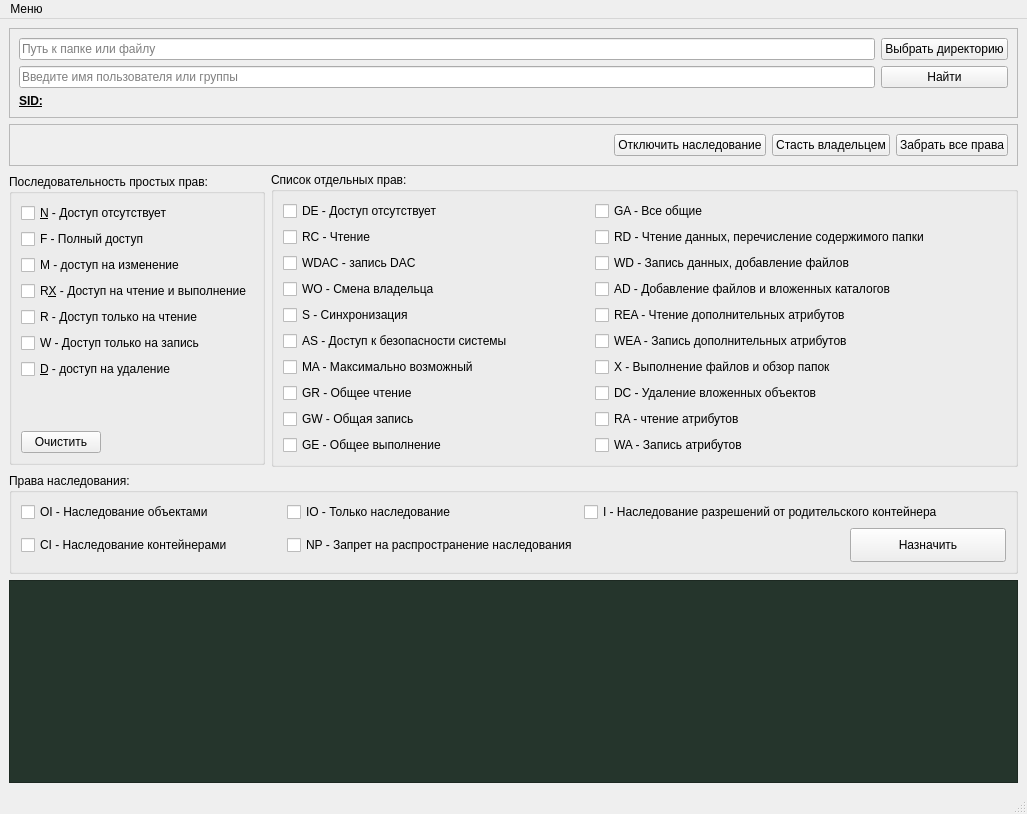
Before: the Qt Designer form PyQTT/xCacls_shell/iCaclsGUI_2.ui in erfaenda/PiuPiu, drawn with Qt 5.
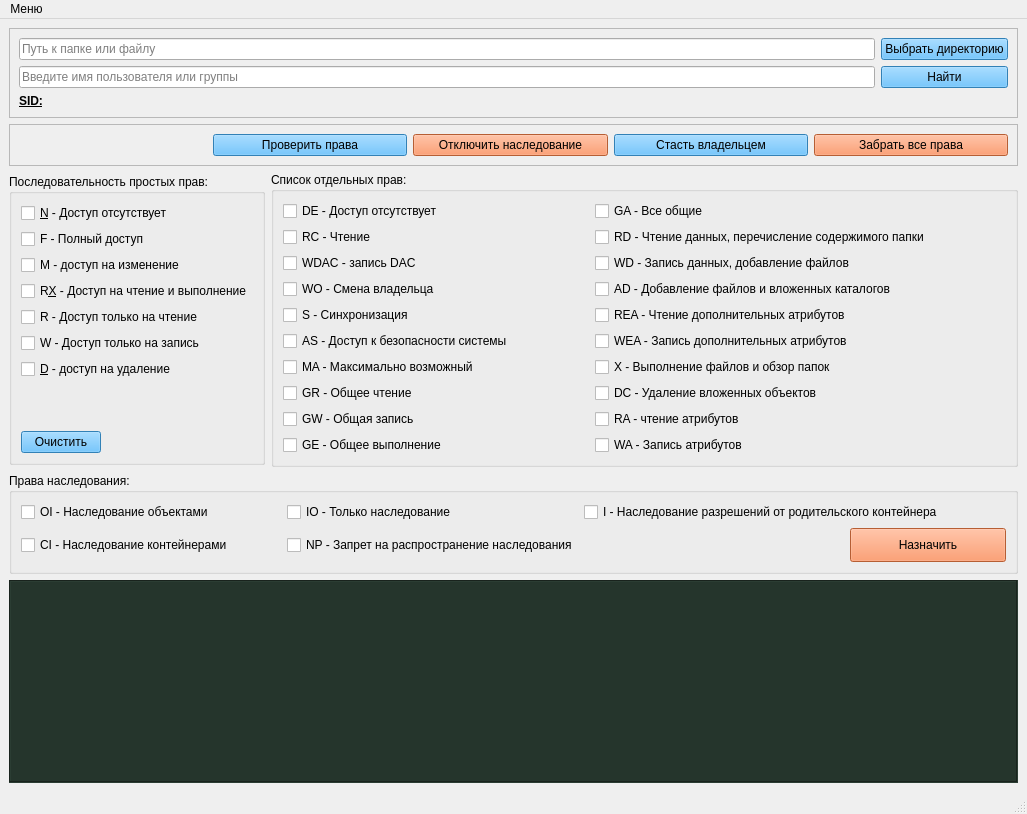
After: the same form once the commit is applied.

```diff
--- a/PyQTT/xCacls_shell/iCaclsGUI_2.ui
+++ b/PyQTT/xCacls_shell/iCaclsGUI_2.ui
@@ -47,6 +47,9 @@
        </item>
        <item row="0" column="1">
         <widget class="QPushButton" name="pushButton">
+         <property name="styleSheet">
+          <string notr="true">background:rgb(70, 181, 255)</string>
+         </property>
          <property name="text">
           <string>Выбрать директорию</string>
          </property>
@@ -61,6 +64,9 @@
        </item>
        <item row="1" column="1">
         <widget class="QPushButton" name="pushButton_2">
+         <property name="styleSheet">
+          <string notr="true">background:rgb(70, 181, 255)</string>
+         </property>
          <property name="text">
           <string>Найти</string>
          </property>
@@ -71,10 +77,22 @@
     </item>
     <item row="4" column="0" colspan="2">
      <widget class="QPlainTextEdit" name="plainTextEdit">
+      <property name="font">
+       <font>
+        <family>Arial</family>
+        <pointsize>11</pointsize>
+        <weight>50</weight>
+        <italic>false</italic>
+        <bold>false</bold>
+       </font>
+      </property>
       <property name="styleSheet">
        <string notr="true">background:rgb(37, 53, 44);color: rgb(212, 255, 212)
 </string>
       </property>
+      <property name="frameShape">
+       <enum>QFrame::Box</enum>
+      </property>
      </widget>
     </item>
     <item row="2" column="1">
@@ -335,6 +353,9 @@
       <layout class="QFormLayout" name="formLayout">
        <item row="8" column="0">
         <widget class="QPushButton" name="pushButton_4">
+         <property name="styleSheet">
+          <string notr="true">background:rgb(70, 181, 255)</string>
+         </property>
          <property name="text">
           <string>Очистить</string>
          </property>
@@ -504,6 +525,9 @@
            <height>34</height>
           </size>
          </property>
+         <property name="styleSheet">
+          <string notr="true">background:rgb(255, 131, 73)</string>
+         </property>
          <property name="text">
           <string>Назначить</string>
          </property>
@@ -536,22 +560,8 @@
       <property name="frameShadow">
        <enum>QFrame::Raised</enum>
       </property>
-      <layout class="QGridLayout" name="gridLayout_5">
-       <item row="0" column="3">
-        <widget class="QPushButton" name="pushButton_5">
-         <property name="text">
-          <string>Забрать все права</string>
-         </property>
-        </widget>
-       </item>
-       <item row="0" column="2">
-        <widget class="QPushButton" name="pushButton_6">
-         <property name="text">
-          <string>Стасть владельцем</string>
-         </property>
-        </widget>
-       </item>
-       <item row="0" column="0">
+      <layout class="QHBoxLayout" name="horizontalLayout">
+       <item>
         <spacer name="horizontalSpacer_3">
          <property name="orientation">
           <enum>Qt::Horizontal</enum>
@@ -564,13 +574,70 @@
          </property>
         </spacer>
        </item>
-       <item row="0" column="1">
+       <item>
+        <widget class="QPushButton" name="pushButton_8">
+         <property name="sizePolicy">
+          <sizepolicy hsizetype="Expanding" vsizetype="Fixed">
+           <horstretch>0</horstretch>
+           <verstretch>0</verstretch>
+          </sizepolicy>
+         </property>
+         <property name="styleSheet">
+          <string notr="true">background:rgb(70, 181, 255)</string>
+         </property>
+         <property name="text">
+          <string>Проверить права</string>
+         </property>
+        </widget>
+       </item>
+       <item>
         <widget class="QPushButton" name="pushButton_7">
+         <property name="sizePolicy">
+          <sizepolicy hsizetype="Expanding" vsizetype="Minimum">
+           <horstretch>0</horstretch>
+           <verstretch>0</verstretch>
+          </sizepolicy>
+         </property>
+         <property name="styleSheet">
+          <string notr="true">background:rgb(255, 131, 73)</string>
+         </property>
          <property name="text">
           <string>Отключить наследование</string>
          </property>
         </widget>
        </item>
+       <item>
+        <widget class="QPushButton" name="pushButton_6">
+         <property name="sizePolicy">
+          <sizepolicy hsizetype="Expanding" vsizetype="Minimum">
+           <horstretch>0</horstretch>
+           <verstretch>0</verstretch>
+          </sizepolicy>
+         </property>
+         <property name="styleSheet">
+          <string notr="true">background:rgb(70, 181, 255)</string>
+         </property>
+         <property name="text">
+          <string>Стасть владельцем</string>
+         </property>
+        </widget>
+       </item>
+       <item>
+        <widget class="QPushButton" name="pushButton_5">
+         <property name="sizePolicy">
+          <sizepolicy hsizetype="Expanding" vsizetype="Fixed">
+           <horstretch>0</horstretch>
+           <verstretch>0</verstretch>
+          </sizepolicy>
+         </property>
+         <property name="styleSheet">
+          <string notr="true">background:rgb(255, 131, 73)</string>
+         </property>
+         <property name="text">
+          <string>Забрать все права</string>
+         </property>
+        </widget>
+       </item>
       </layout>
      </widget>
     </item>
```
